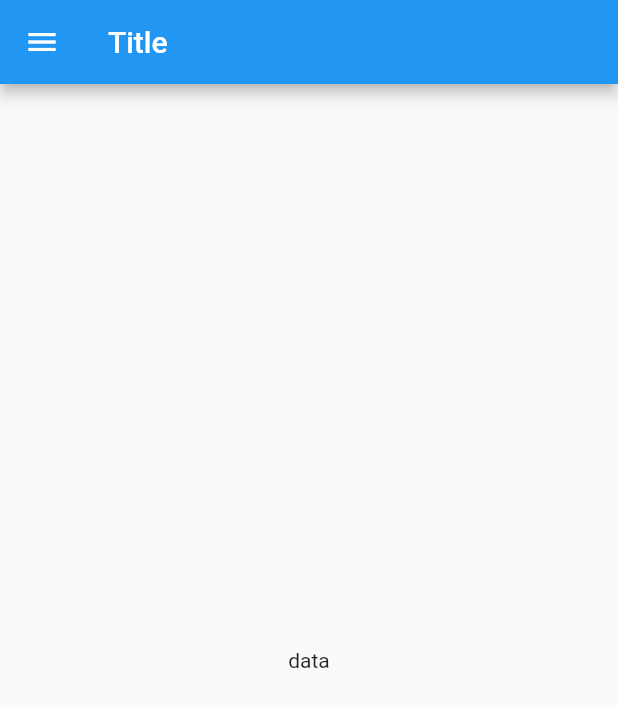
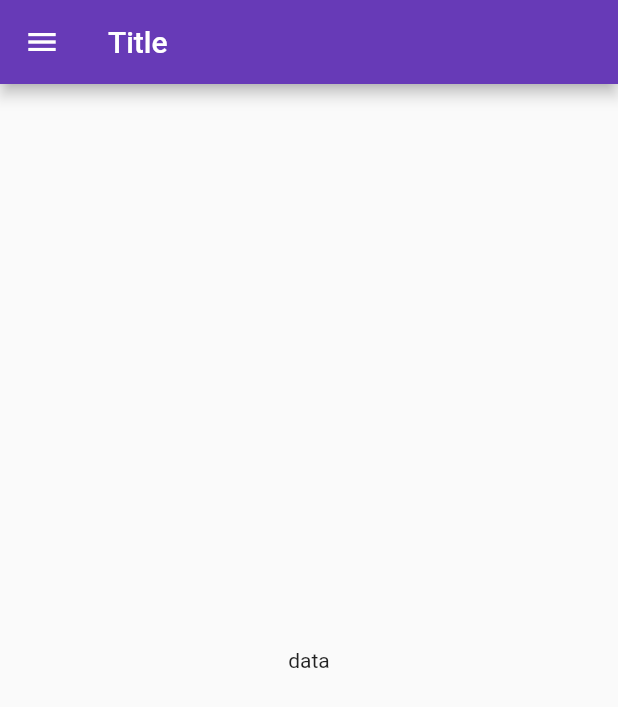
Before and after one commit to sammathur4/FlutterDev, a Flutter app: the screen it shows after launch, on a phone screen of 412 x 824 dp. Shown: the top 707 px of the screen. Run offline on Flutter 3.47's test engine with Material 2 defaults, Android fonts, the phone set to English and light mode, and no system bars.

```diff
--- a/lib/main.dart
+++ b/lib/main.dart
@@ -1,5 +1,6 @@
 import 'package:flutter/material.dart';
-import 'package:project1/homeScreen.dart';
+import 'package:project1/screens/homeScreen.dart';
+import 'package:project1/screens/loginScreen.dart';
 
 
 void main() {
@@ -13,7 +14,15 @@ class MyApp extends StatelessWidget {
   @override
   Widget build(BuildContext context) {
     return MaterialApp(
-      home: HomePage()
+      // home: HomePage()
+      theme: ThemeData(primarySwatch: Colors.deepPurple),
+      darkTheme: ThemeData(
+        brightness: Brightness.dark
+      ),
+      routes: {
+        "/": (context)=> HomePage(),
+        "/login": (context)=> LoginScreen(),
+      },
     );
 
   }
```
Also changed, not shown: lib/screens/loginScreen.dart (added, +19 -0 lines), lib/screens/homeScreen.dart (renamed from lib/homeScreen.dart).
